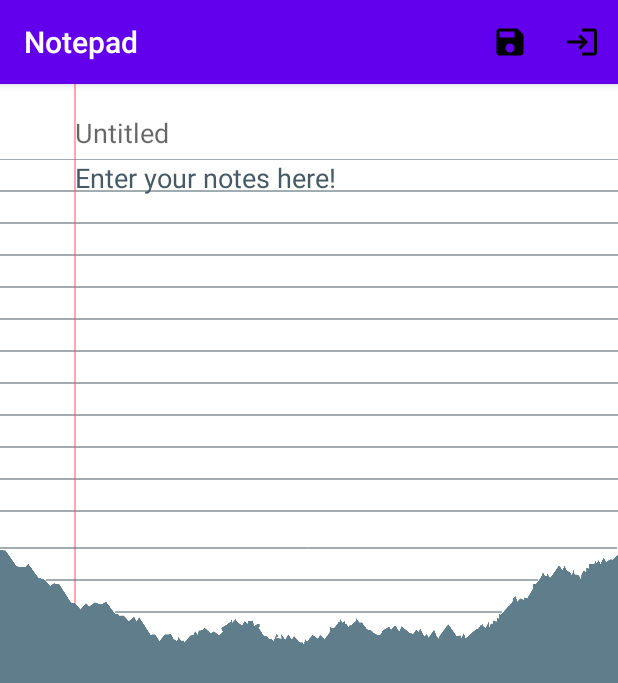
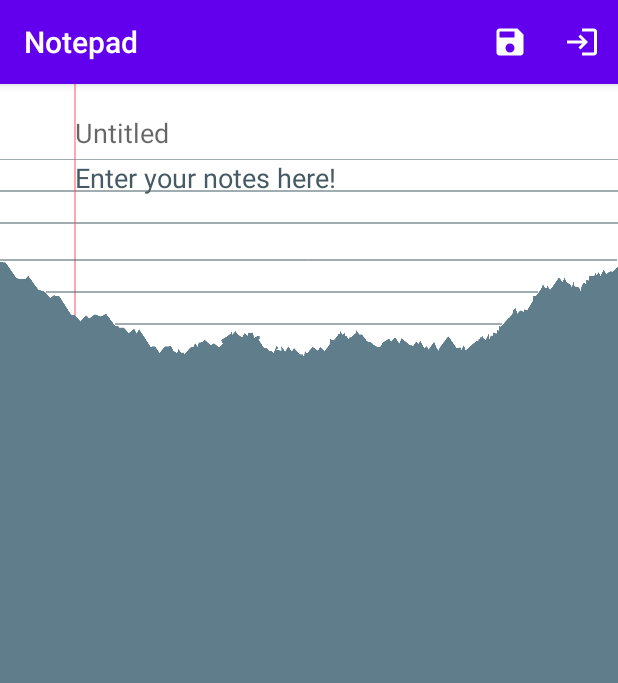
Before and after one commit to KevinDang12/android-notepad-auth, an Android app: the NotepadActivity screen opened directly, with no data from a screen before it, on a phone screen of 412 x 824 dp. Shown: the top 683 px of the screen. Run offline under Robolectric (Android 15) with nearby library versions, the phone set to English and light mode, and no system bars; libraries missing offline, so code that uses them is left out: com.facebook, com.facebook.login; 2 statements that could not run were skipped.

Commit message:
Renamed a few components and variables

```diff
--- a/app/src/main/AndroidManifest.xml
+++ b/app/src/main/AndroidManifest.xml
@@ -16,7 +16,7 @@
         android:theme="@style/Theme.NotepadAuth"
         >
         <activity
-            android:name=".MainActivity"
+            android:name=".LoginActivity"
             android:windowSoftInputMode="adjustResize"
             android:theme="@style/Theme.NotepadAuth.NoActionBar"
             android:configChanges="orientation|screenSize"
@@ -28,7 +28,7 @@
             </intent-filter>
         </activity>
         <activity
-            android:name=".ContentMainActivity"
+            android:name=".NotepadActivity"
             android:windowSoftInputMode="adjustResize"
             android:theme="@style/Theme.NotepadAuth.NoActionBar"
             android:configChanges="orientation|screenSize"
--- a/app/src/main/java/com/example/notepadauth/NotePadArea.java
+++ b/app/src/main/java/com/example/notepadauth/NotePadArea.java
@@ -22,7 +22,7 @@ public class NotePadArea extends androidx.appcompat.widget.AppCompatEditText {
     private Paint redLine;
 
     /** Minimum number of lines to display on the notepad area */
-    final private static int MIN_LINES = 10;
+    final private static int MIN_LINES = 1;
 
     /**
      * A customized EditText View that fills up the entire screen, allowing the user to type anywhere.
--- a/app/src/main/java/com/example/notepadauth/ContentMainActivity.java
+++ b/app/src/main/java/com/example/notepadauth/NotepadActivity.java
@@ -44,7 +44,7 @@ import retrofit2.converter.gson.GsonConverterFactory;
 /**
  * Main Content Activity containing the Title and Notepad
  */
-public class ContentMainActivity extends AppCompatActivity {
+public class NotepadActivity extends AppCompatActivity {
 
     /** Save title written by the user */
     private String title;
@@ -70,11 +70,12 @@ public class ContentMainActivity extends AppCompatActivity {
     /** REST API Interface */
     private RetrofitInterface retrofitInterface;
 
+    private final String BASE_URL = "https://notepad.kevindang12.com/";
+
     @Override
     protected void onCreate(@Nullable Bundle savedInstanceState) {
         super.onCreate(savedInstanceState);
 
-        String BASE_URL = "http://192.168.50.201:5000";
         Retrofit retrofit = new Retrofit.Builder()
                 .baseUrl(BASE_URL)
                 .addConverterFactory(GsonConverterFactory.create())
@@ -82,7 +83,7 @@ public class ContentMainActivity extends AppCompatActivity {
 
         retrofitInterface = retrofit.create(RetrofitInterface.class);
 
-        setContentView(R.layout.content_main);
+        setContentView(R.layout.notepad_activity);
         this.titleArea = findViewById(R.id.title);
         this.contentEditText = findViewById(R.id.notepad);
 
@@ -147,8 +148,8 @@ public class ContentMainActivity extends AppCompatActivity {
     /**
      * Get all the users from the backend server
      *
-     * @param firstName
-     * @param lastName
+     * @param firstName The User's first name
+     * @param lastName The User's last name
      */
     private void getUsers(String firstName, String lastName) {
         Call<List<UserId>> getNotes = retrofitInterface.getUsers();
@@ -265,7 +266,7 @@ public class ContentMainActivity extends AppCompatActivity {
         updateNotes.enqueue(new Callback<Void>() {
             @Override
             public void onResponse(Call<Void> call, Response<Void> response) {
-                Toast.makeText(ContentMainActivity.this, "Your Notes are Saved!",
+                Toast.makeText(NotepadActivity.this, "Your Notes are Saved!",
                         Toast.LENGTH_LONG).show();
             }
 
@@ -277,12 +278,15 @@ public class ContentMainActivity extends AppCompatActivity {
         });
     }
 
+    /**
+     * Handle the sign out functionality for the notepad app
+     */
     private void signOut() {
         gsc.signOut().addOnCompleteListener(new OnCompleteListener<Void>() {
             @Override
             public void onComplete(@NonNull Task<Void> task) {
                 LoginManager.getInstance().logOut();
-                startActivity(new Intent(ContentMainActivity.this, MainActivity.class));
+                startActivity(new Intent(NotepadActivity.this, LoginActivity.class));
                 finish();
             }
         });
@@ -310,7 +314,7 @@ public class ContentMainActivity extends AppCompatActivity {
         this.contentEditText.fillScreen();
 
         ViewTreeObserver observer = this.contentEditText.getViewTreeObserver();
-        observer.addOnGlobalLayoutListener(() -> ContentMainActivity.this.contentEditText.fillScreen());
+        observer.addOnGlobalLayoutListener(() -> NotepadActivity.this.contentEditText.fillScreen());
     }
 
     /**
--- a/app/src/main/res/drawable/logout_icon.xml
+++ b/app/src/main/res/drawable/logout_icon.xml
@@ -1,4 +1,4 @@
-<vector android:height="24dp" android:tint="#000000"
+<vector android:height="24dp" android:tint="#ffffff"
     android:viewportHeight="24" android:viewportWidth="24"
     android:width="24dp" xmlns:android="http://schemas.android.com/apk/res/android">
     <path android:fillColor="@android:color/white" android:pathData="M11,7L9.6,8.4l2.6,2.6H2v2h10.2l-2.6,2.6L11,17l5,-5L11,7zM20,19h-8v2h8c1.1,0 2,-0.9 2,-2V5c0,-1.1 -0.9,-2 -2,-2h-8v2h8V19z"/>
--- a/app/src/main/res/drawable/save_icon.xml
+++ b/app/src/main/res/drawable/save_icon.xml
@@ -1,4 +1,4 @@
-<vector android:height="24dp" android:tint="#000000"
+<vector android:height="24dp" android:tint="#ffffff"
     android:viewportHeight="24" android:viewportWidth="24"
     android:width="24dp" xmlns:android="http://schemas.android.com/apk/res/android">
     <path android:fillColor="@android:color/white" android:pathData="M17,3L5,3c-1.11,0 -2,0.9 -2,2v14c0,1.1 0.89,2 2,2h14c1.1,0 2,-0.9 2,-2L21,7l-4,-4zM12,19c-1.66,0 -3,-1.34 -3,-3s1.34,-3 3,-3 3,1.34 3,3 -1.34,3 -3,3zM15,9L5,9L5,5h10v4z"/>
--- a/app/src/main/res/layout/main_activity.xml
+++ b/app/src/main/res/layout/main_activity.xml
@@ -10,7 +10,7 @@
     android:paddingLeft="@dimen/fragment_horizontal_margin"
     android:paddingRight="@dimen/fragment_horizontal_margin"
     android:layout_gravity="center"
-    tools:context=".MainActivity"
+    tools:context=".LoginActivity"
     android:descendantFocusability="afterDescendants"
     android:background="@color/login_background"
     >
--- a/app/src/main/res/layout/content_main.xml
+++ b/app/src/main/res/layout/notepad_activity.xml
@@ -6,8 +6,8 @@
     app:layout_behavior="@string/appbar_scrolling_view_behavior"
     android:layout_width="match_parent"
     android:layout_height="match_parent"
-    tools:context=".ContentMainActivity"
-    tools:showIn="@layout/content_main"
+    tools:context=".NotepadActivity"
+    tools:showIn="@layout/notepad_activity"
     android:orientation="vertical"
     android:clipToPadding="false"
     android:background="@color/light_grey">
--- a/app/src/main/res/menu/menu_main.xml
+++ b/app/src/main/res/menu/menu_main.xml
@@ -6,7 +6,7 @@
     <item
         android:id="@+id/save_button"
         android:orderInCategory="1"
-        android:title="Save"
+        android:title="@string/save"
         android:icon="@drawable/save_icon"
         app:showAsAction="always"
         />
@@ -14,7 +14,7 @@
     <item
         android:id="@+id/logout"
         android:orderInCategory="2"
-        android:title="Save to Backend"
+        android:title="@string/backend_save"
         android:icon="@drawable/logout_icon"
         app:showAsAction="always"
         />
--- a/app/src/main/res/values/strings.xml
+++ b/app/src/main/res/values/strings.xml
@@ -29,4 +29,6 @@
     <string name="Google">Continue with Google</string>
     <string name="Facebook">Continue with Facebook</string>
     <string name="notes">Enter your notes here!</string>
+    <string name="backend_save">Save to Backend</string>
+    <string name="save">Save</string>
 </resources>
```
Also changed, not shown: app/src/main/java/com/example/notepadauth/LoginActivity.java (renamed from app/src/main/java/com/example/notepadauth/MainActivity.java, +10 -10 lines).
